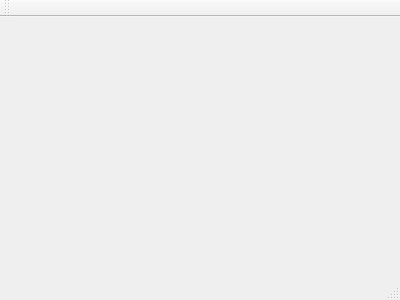
Qt form mainwindow.ui (strayed/Freeb) before a commit.
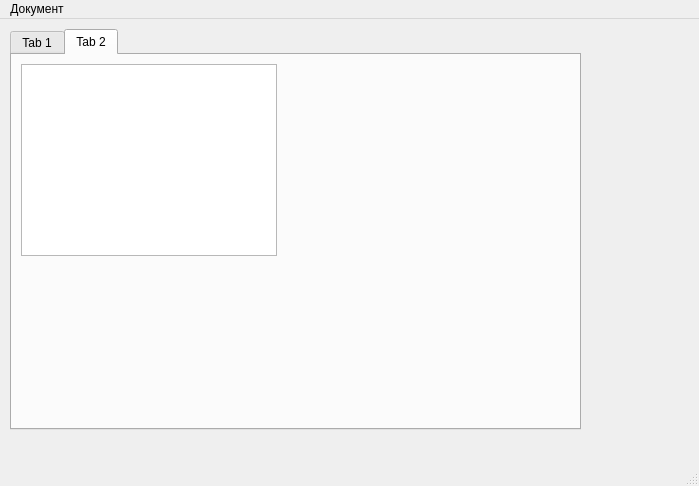
The same form after that commit.

Commit message: Added a base class for app

Patch:
```diff
--- a/mainwindow.ui
+++ b/mainwindow.ui
@@ -1,24 +1,71 @@
 <ui version="4.0">
  <class>MainWindow</class>
- <widget class="QMainWindow" name="MainWindow" >
-  <property name="geometry" >
+ <widget class="QMainWindow" name="MainWindow">
+  <property name="geometry">
    <rect>
     <x>0</x>
     <y>0</y>
-    <width>400</width>
-    <height>300</height>
+    <width>699</width>
+    <height>486</height>
    </rect>
   </property>
   <property name="windowTitle" >
    <string>MainWindow</string>
   </property>
-  <widget class="QMenuBar" name="menuBar" />
-  <widget class="QToolBar" name="mainToolBar" />
-  <widget class="QWidget" name="centralWidget" />
-  <widget class="QStatusBar" name="statusBar" />
+  <widget class="QWidget" name="centralWidget">
+   <widget class="QTabWidget" name="tabWidget">
+    <property name="geometry">
+     <rect>
+      <x>10</x>
+      <y>10</y>
+      <width>571</width>
+      <height>401</height>
+     </rect>
+    </property>
+    <property name="currentIndex">
+     <number>1</number>
+    </property>
+    <widget class="QWidget" name="tab">
+     <attribute name="title">
+      <string>Tab 1</string>
+     </attribute>
+    </widget>
+    <widget class="QWidget" name="tab_2">
+     <attribute name="title">
+      <string>Tab 2</string>
+     </attribute>
+     <widget class="QTableWidget" name="tableWidget">
+      <property name="geometry">
+       <rect>
+        <x>9</x>
+        <y>9</y>
+        <width>256</width>
+        <height>192</height>
+       </rect>
+      </property>
+     </widget>
+    </widget>
+   </widget>
+  </widget>
+  <widget class="QMenuBar" name="menuBar">
+   <property name="geometry">
+    <rect>
+     <x>0</x>
+     <y>0</y>
+     <width>699</width>
+     <height>21</height>
+    </rect>
+   </property>
+   <widget class="QMenu" name="menu">
+    <property name="title">
+     <string>Документ</string>
+    </property>
+   </widget>
+   <addaction name="menu"/>
+  </widget>
+  <widget class="QStatusBar" name="statusBar"/>
  </widget>
- <layoutDefault spacing="6" margin="11" />
- <pixmapfunction></pixmapfunction>
+ <layoutdefault spacing="6" margin="11"/>
  <resources/>
  <connections/>
 </ui>
```
Left out of the diff: 3 changed lines with no effect on the pictures. The commit also changes 6 other files.
